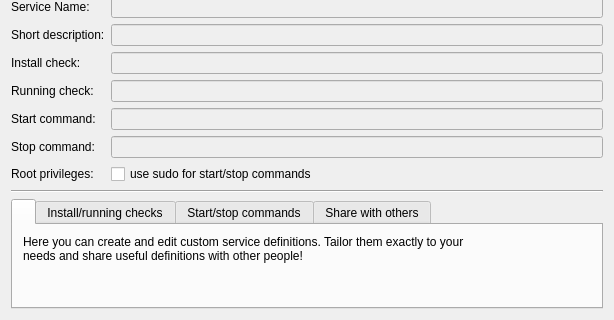
Qt form contents/code/dialogs/Custom.ui (mbleichner/service-monitor) before a commit; both pictures show x 0 to 614 and y 189 to 509 of the 614 by 509 pixel window.
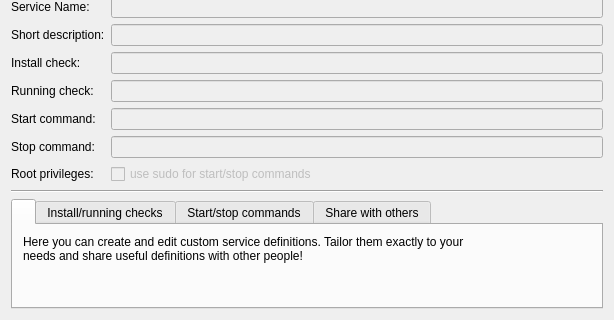
The same form after that commit. Icons and pictures are not drawn.

Commit message: custom services: disable sudo checkbox per default

The edit to the form file:
```diff
--- a/contents/code/dialogs/Custom.ui
+++ b/contents/code/dialogs/Custom.ui
@@ -261,6 +261,9 @@
      </item>
      <item row="6" column="1">
       <widget class="QCheckBox" name="sudoCheckbox">
+       <property name="enabled">
+        <bool>false</bool>
+       </property>
        <property name="text">
         <string>use sudo for start/stop commands</string>
        </property>
```
The commit also changes 7 other files.
